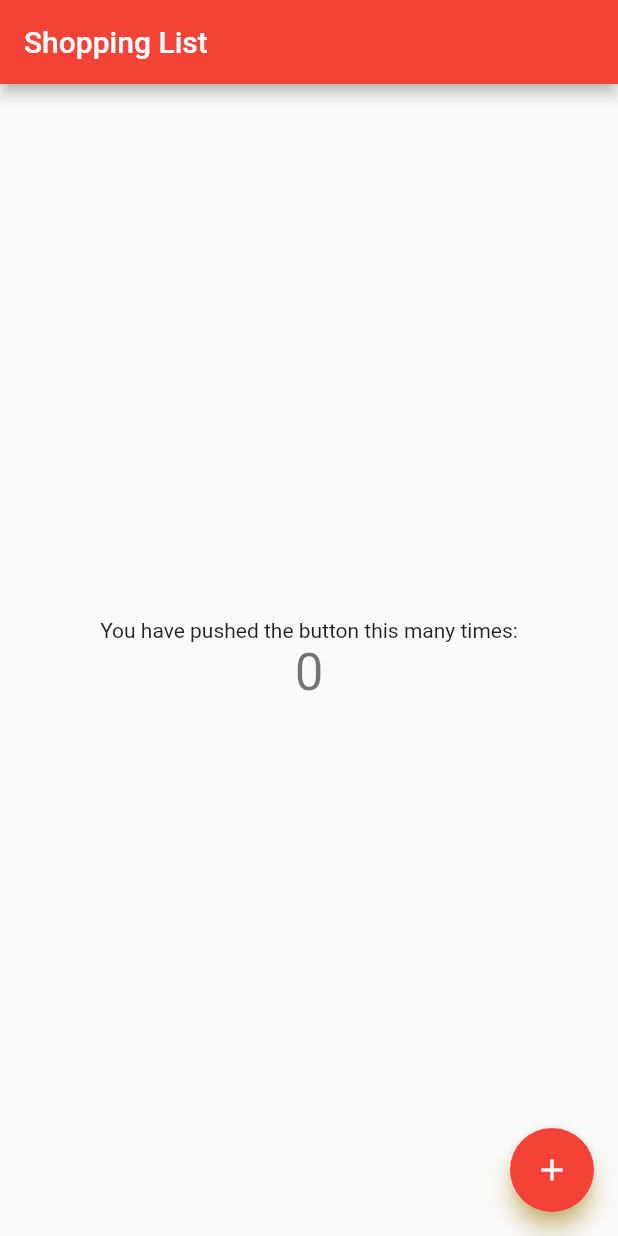
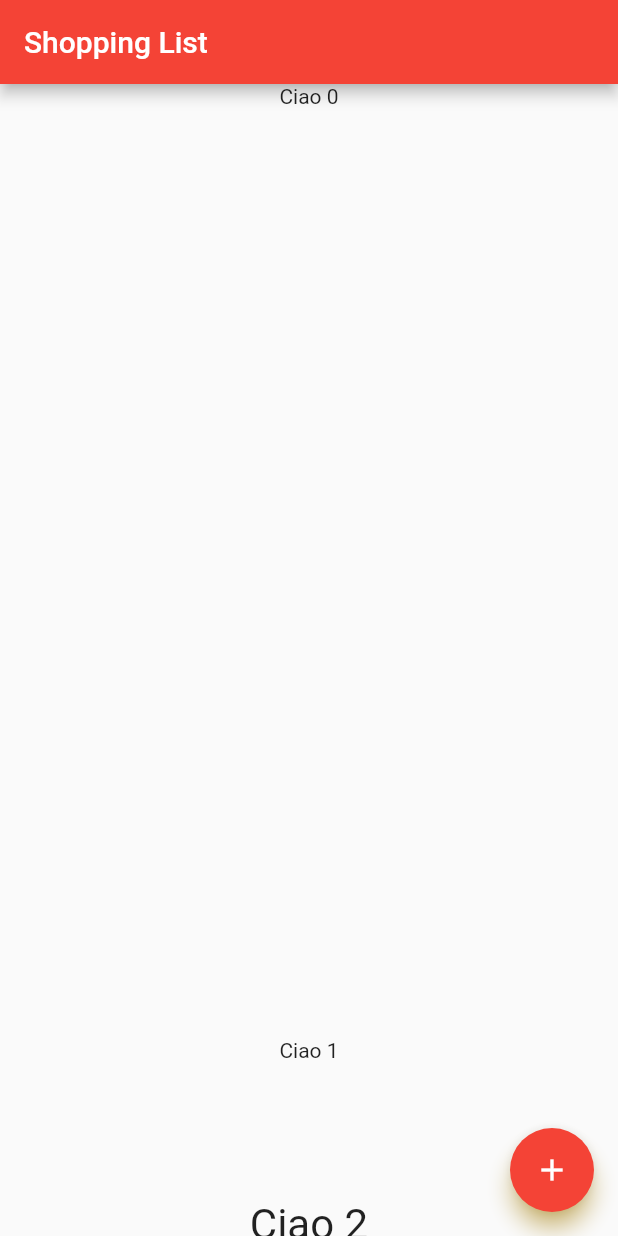
Before and after one commit to AndreaPrati98/super-journey, a Flutter app: the screen it shows after launch, on a phone screen of 412 x 824 dp. Run offline on Flutter 3.47's test engine with Material 2 defaults, Android fonts, the phone set to English and light mode, and no system bars.

Commit message:
playing a bit

```diff
--- /dev/null
+++ b/sbrigaty/lib/cartella/ShoppinList.dart
@@ -0,0 +1 @@
+class ShoppingList {}
--- a/sbrigaty/lib/main.dart
+++ b/sbrigaty/lib/main.dart
@@ -11,11 +11,11 @@ class MyApp extends StatelessWidget {
   @override
   Widget build(BuildContext context) {
     return MaterialApp(
-      title: 'Flutter Demo',
       theme: ThemeData(
         primarySwatch: Colors.red,
         shadowColor: Colors.amber,
       ),
+      title: 'Flutter Playground',
       home: const MyHomePage(title: 'Shopping List'),
     );
   }
@@ -68,32 +68,15 @@ class _MyHomePageState extends State<MyHomePage> {
         title: Text(widget.title),
       ),
       body: Center(
-        // Center is a layout widget. It takes a single child and positions it
-        // in the middle of the parent.
         child: Column(
-          // Column is also a layout widget. It takes a list of children and
-          // arranges them vertically. By default, it sizes itself to fit its
-          // children horizontally, and tries to be as tall as its parent.
-          //
-          // Invoke "debug painting" (press "p" in the console, choose the
-          // "Toggle Debug Paint" action from the Flutter Inspector in Android
-          // Studio, or the "Toggle Debug Paint" command in Visual Studio Code)
-          // to see the wireframe for each widget.
-          //
-          // Column has various properties to control how it sizes itself and
-          // how it positions its children. Here we use mainAxisAlignment to
-          // center the children vertically; the main axis here is the vertical
-          // axis because Columns are vertical (the cross axis would be
-          // horizontal).
           mainAxisAlignment: MainAxisAlignment.center,
-          children: <Widget>[
-            const Text(
-              'You have pushed the button this many times:',
+          children: [
+            Expanded(child: Text("Ciao $_counter")),
+            Padding(
+              child: Text("Ciao ${++_counter}"),
+              padding: EdgeInsets.all(100),
             ),
-            Text(
-              '$_counter',
-              style: Theme.of(context).textTheme.headline4,
-            ),
+            Transform.scale(scale: 2, child: Text("Ciao ${++_counter}")),
           ],
         ),
       ),
```
